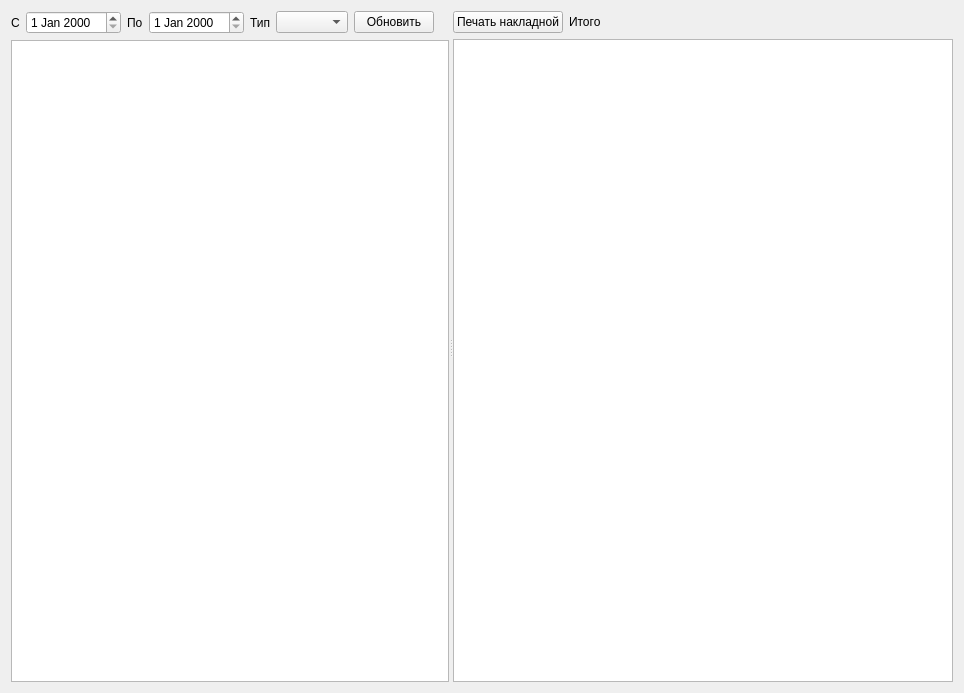
The window that formnaklpodt.ui (Sergeyego/wire_pr) describes before a commit, drawn with Qt 5.
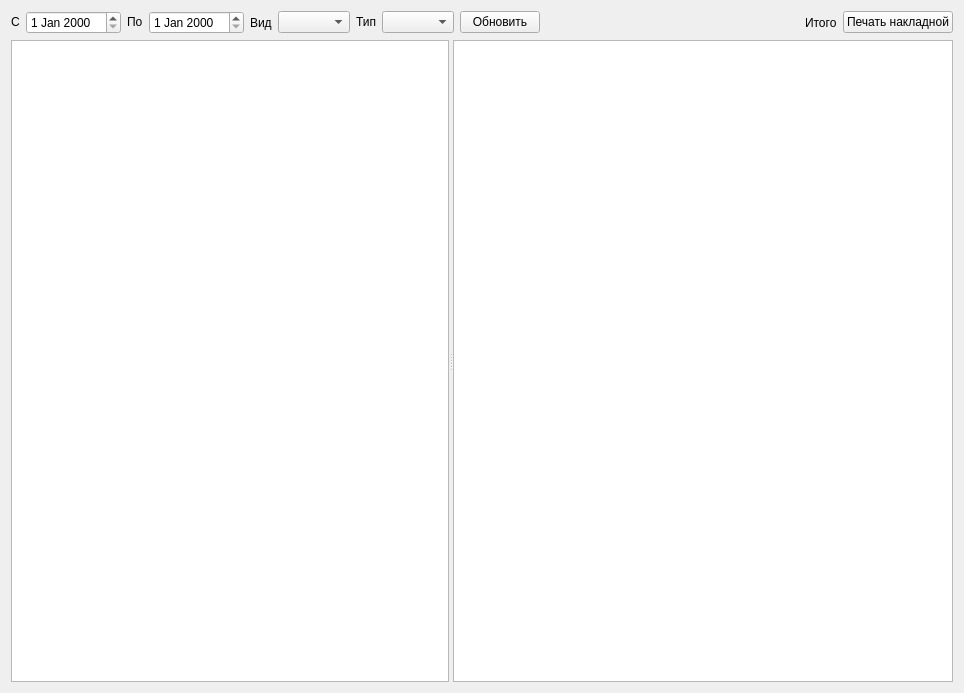
The same window after the commit. Custom widgets are drawn as their Qt base class.

```diff
--- a/formnaklpodt.ui
+++ b/formnaklpodt.ui
@@ -13,18 +13,17 @@
   <property name="windowTitle">
    <string>Form</string>
   </property>
-  <layout class="QVBoxLayout" name="verticalLayout_3">
+  <layout class="QVBoxLayout" name="verticalLayout">
    <item>
-    <widget class="QSplitter" name="splitter">
-     <property name="orientation">
-      <enum>Qt::Horizontal</enum>
-     </property>
-     <widget class="QWidget" name="layoutWidget">
-      <layout class="QVBoxLayout" name="verticalLayout_2">
-       <item>
-        <layout class="QHBoxLayout" name="horizontalLayout">
+    <layout class="QHBoxLayout" name="_2">
          <item>
           <widget class="QLabel" name="label">
+       <property name="sizePolicy">
+        <sizepolicy hsizetype="Preferred" vsizetype="Maximum">
+         <horstretch>0</horstretch>
+         <verstretch>0</verstretch>
+        </sizepolicy>
+       </property>
            <property name="text">
             <string>С</string>
            </property>
@@ -35,6 +34,12 @@
          </item>
          <item>
           <widget class="QLabel" name="label_2">
+       <property name="sizePolicy">
+        <sizepolicy hsizetype="Preferred" vsizetype="Maximum">
+         <horstretch>0</horstretch>
+         <verstretch>0</verstretch>
+        </sizepolicy>
+       </property>
            <property name="text">
             <string>По</string>
            </property>
@@ -43,8 +48,24 @@
          <item>
           <widget class="DateEdit" name="dateEditEnd"/>
          </item>
+     <item>
+      <widget class="QLabel" name="label_4">
+       <property name="text">
+        <string>Вид</string>
+       </property>
+      </widget>
+     </item>
+     <item>
+      <widget class="QComboBox" name="comboBoxVid"/>
+     </item>
          <item>
           <widget class="QLabel" name="label_3">
+       <property name="sizePolicy">
+        <sizepolicy hsizetype="Preferred" vsizetype="Maximum">
+         <horstretch>0</horstretch>
+         <verstretch>0</verstretch>
+        </sizepolicy>
+       </property>
            <property name="text">
             <string>Тип</string>
            </property>
@@ -73,9 +94,33 @@
            </property>
           </spacer>
          </item>
+     <item>
+      <widget class="QLabel" name="labelItogo">
+       <property name="text">
+        <string>Итого</string>
+       </property>
+      </widget>
+     </item>
+     <item>
+      <widget class="QPushButton" name="pushButtonPrint">
+       <property name="text">
+        <string>Печать накладной</string>
+       </property>
+      </widget>
+     </item>
         </layout>
        </item>
        <item>
+    <widget class="QSplitter" name="splitter">
+     <property name="sizePolicy">
+      <sizepolicy hsizetype="Expanding" vsizetype="Expanding">
+       <horstretch>0</horstretch>
+       <verstretch>0</verstretch>
+      </sizepolicy>
+     </property>
+     <property name="orientation">
+      <enum>Qt::Horizontal</enum>
+     </property>
         <widget class="TableView" name="tableViewNakl">
          <property name="selectionMode">
           <enum>QAbstractItemView::SingleSelection</enum>
@@ -87,43 +132,6 @@
           <bool>false</bool>
          </attribute>
         </widget>
-       </item>
-      </layout>
-     </widget>
-     <widget class="QWidget" name="layoutWidget">
-      <layout class="QVBoxLayout" name="verticalLayout">
-       <item>
-        <layout class="QHBoxLayout" name="horizontalLayout_2">
-         <item>
-          <widget class="QPushButton" name="pushButtonPrint">
-           <property name="text">
-            <string>Печать накладной</string>
-           </property>
-          </widget>
-         </item>
-         <item>
-          <widget class="QLabel" name="labelItogo">
-           <property name="text">
-            <string>Итого</string>
-           </property>
-          </widget>
-         </item>
-         <item>
-          <spacer name="horizontalSpacer_2">
-           <property name="orientation">
-            <enum>Qt::Horizontal</enum>
-           </property>
-           <property name="sizeHint" stdset="0">
-            <size>
-             <width>40</width>
-             <height>20</height>
-            </size>
-           </property>
-          </spacer>
-         </item>
-        </layout>
-       </item>
-       <item>
         <widget class="TableView" name="tableViewCont">
          <property name="minimumSize">
           <size>
@@ -131,9 +139,6 @@
            <height>0</height>
           </size>
          </property>
-        </widget>
-       </item>
-      </layout>
      </widget>
     </widget>
    </item>
```
Lines whose indentation alone changed are shown as unchanged.
